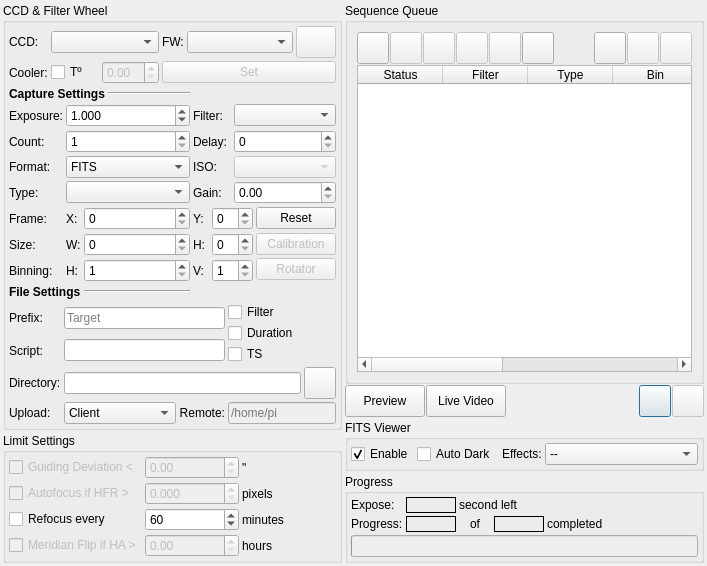
Qt form kstars/ekos/capture/capture.ui (mikefulb/kstars) before a commit.
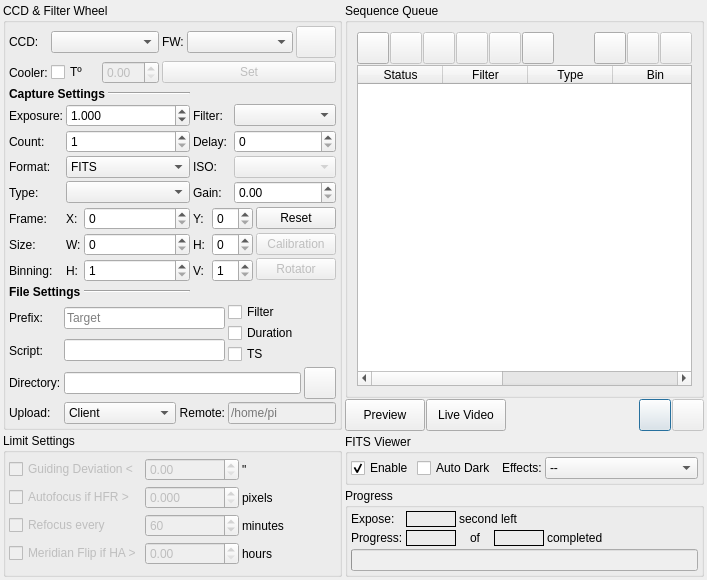
The same form after that commit.

Commit message: Fixed scheduled refocus to on be enabled if autofocus has occurred and made sure preview captures are not blocked and made refocus checkbox disabled by default

What changed in the file:
```diff
--- a/kstars/ekos/capture/capture.ui
+++ b/kstars/ekos/capture/capture.ui
@@ -7,7 +7,7 @@
     <x>0</x>
     <y>0</y>
     <width>707</width>
-    <height>554</height>
+    <height>580</height>
    </rect>
   </property>
   <layout class="QHBoxLayout" name="horizontalLayout_2" stretch="1,2">
@@ -1113,6 +1113,9 @@
         </item>
         <item row="2" column="0">
          <widget class="QCheckBox" name="refocusEveryNCheck">
+          <property name="enabled">
+           <bool>false</bool>
+          </property>
           <property name="text">
            <string>Refocus every</string>
           </property>
@@ -1120,6 +1123,9 @@
         </item>
         <item row="2" column="1">
          <widget class="QSpinBox" name="refocusEveryN">
+          <property name="enabled">
+           <bool>false</bool>
+          </property>
           <property name="minimum">
            <number>1</number>
           </property>
```
The commit also changes 1 other file.
